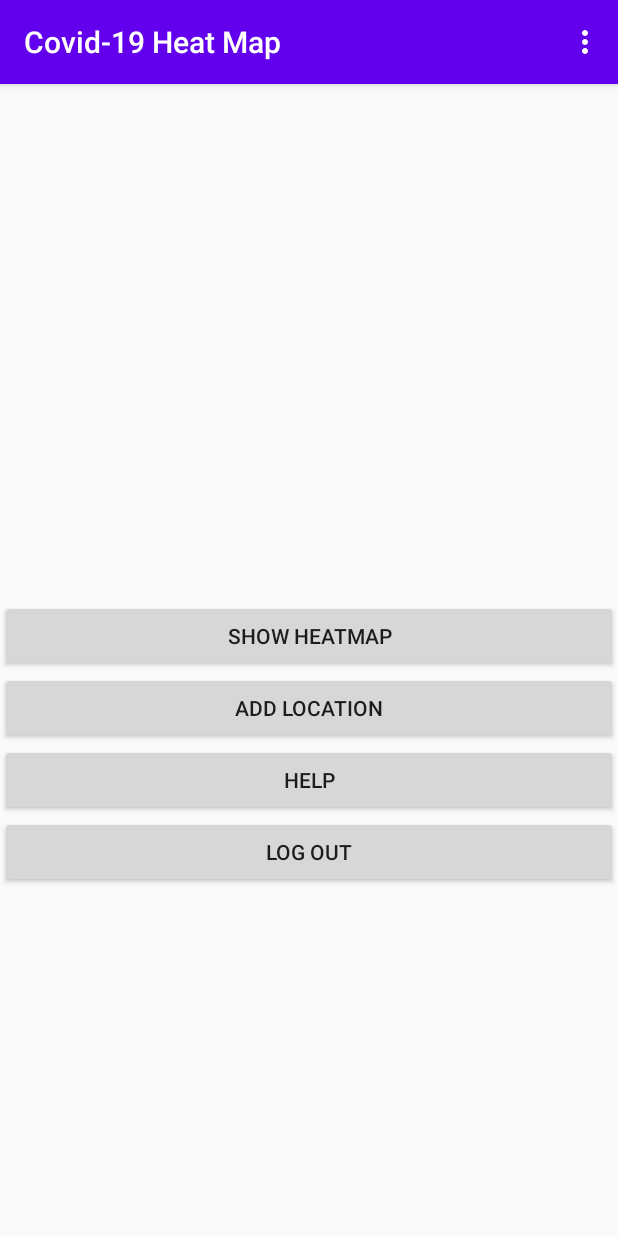
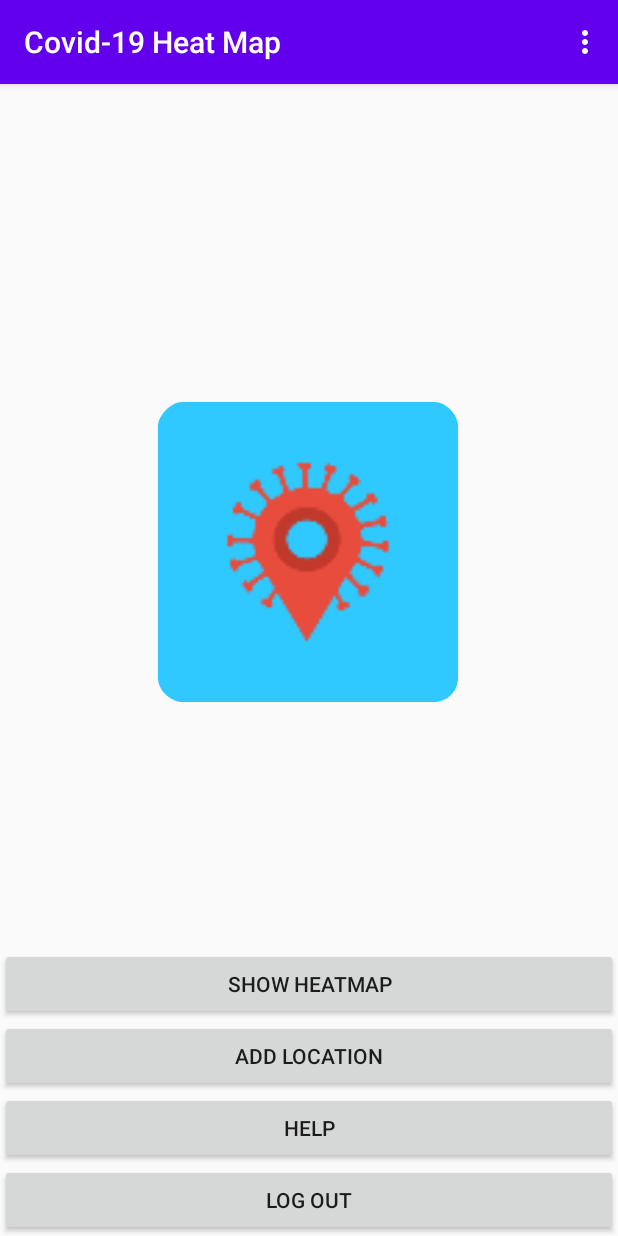
Before and after one commit to maniahania/mobilki, an Android app: the screen it shows after launch once a user with an empty profile is signed in (MainActivity), on a phone screen of 412 x 824 dp. Run offline under Robolectric (Android 15) with nearby library versions, the phone set to English and light mode, and no system bars; our stand-ins replace Firebase (no records; nobody signed in at launch, a user with empty details on screens opened directly); 1 statement that could not run was skipped.

```diff
--- a/app/src/main/java/maniananana/chm/MainActivity.java
+++ b/app/src/main/java/maniananana/chm/MainActivity.java
@@ -3,12 +3,14 @@ package maniananana.chm;
 import android.Manifest;
 import android.content.Context;
 import android.content.Intent;
+import android.os.Build;
 import android.os.Bundle;
 import android.view.Menu;
 import android.view.MenuItem;
 import android.view.View;
 import android.widget.Button;
 
+import androidx.annotation.RequiresApi;
 import androidx.appcompat.app.AppCompatActivity;
 import androidx.appcompat.widget.Toolbar;
 import androidx.core.app.ActivityCompat;
@@ -18,6 +20,8 @@ import com.google.firebase.auth.FirebaseAuth;
 import com.google.firebase.firestore.DocumentReference;
 import com.google.firebase.firestore.DocumentSnapshot;
 import com.google.firebase.firestore.FirebaseFirestore;
+
+import java.util.Objects;
 
 import maniananana.chm.addLocation.AddLocationActivity;
 import maniananana.chm.locationPoint.LocationPointRepository;
@@ -31,6 +35,7 @@ public class MainActivity extends AppCompatActivity {
     Button showHeatMapBtn, addLocBtn, helpBtn, logOutBtn, updateDbBtn;
     LocationPointRepository lpr = Storage.getLocationPointRepository();
 
+    @RequiresApi(api = Build.VERSION_CODES.KITKAT)
     @Override
     protected void onCreate(Bundle savedInstanceState) {
         super.onCreate(savedInstanceState);
@@ -45,7 +50,7 @@ public class MainActivity extends AppCompatActivity {
         helpBtn = findViewById(R.id.helpBtn);
         logOutBtn = findViewById(R.id.logOutBtn);
         updateDbBtn = findViewById(R.id.updateDbBtn);
-        checkIfAdmin(fAuth.getCurrentUser().getUid());
+        checkIfAdmin(Objects.requireNonNull(fAuth.getCurrentUser()).getUid());
         lpr.loadDataFromFirebase(getApplicationContext());
 
         showHeatMapBtn.setOnClickListener(new View.OnClickListener() {
--- a/app/src/main/res/layout/content_main.xml
+++ b/app/src/main/res/layout/content_main.xml
@@ -1,6 +1,7 @@
 <?xml version="1.0" encoding="utf-8"?>
 <androidx.constraintlayout.widget.ConstraintLayout xmlns:android="http://schemas.android.com/apk/res/android"
     xmlns:app="http://schemas.android.com/apk/res-auto"
+    xmlns:tools="http://schemas.android.com/tools"
     android:layout_width="match_parent"
     android:layout_height="match_parent"
     app:layout_behavior="@string/appbar_scrolling_view_behavior">
@@ -9,14 +10,11 @@
         android:id="@+id/showHeatMapBtn"
         android:layout_width="0dp"
         android:layout_height="wrap_content"
-        android:layout_marginTop="40dp"
         android:text="@string/show_heatmap"
         app:layout_constraintBottom_toTopOf="@+id/addLocBtn"
         app:layout_constraintEnd_toEndOf="parent"
-        app:layout_constraintHorizontal_bias="0.0"
-        app:layout_constraintStart_toStartOf="parent"
-        app:layout_constraintTop_toBottomOf="@+id/updateDbBtn"
-        app:layout_constraintVertical_bias="1.0" />
+        app:layout_constraintHorizontal_bias="1.0"
+        app:layout_constraintStart_toStartOf="parent" />
 
     <Button
         android:id="@+id/addLocBtn"
@@ -25,7 +23,7 @@
         android:text="@string/add_location"
         app:layout_constraintBottom_toTopOf="@+id/helpBtn"
         app:layout_constraintEnd_toEndOf="parent"
-        app:layout_constraintHorizontal_bias="1.0"
+        app:layout_constraintHorizontal_bias="0.0"
         app:layout_constraintStart_toStartOf="parent" />
 
     <Button
@@ -42,7 +40,6 @@
         android:id="@+id/logOutBtn"
         android:layout_width="0dp"
         android:layout_height="wrap_content"
-        android:layout_marginBottom="232dp"
         android:text="@string/log_out"
         app:layout_constraintBottom_toBottomOf="parent"
         app:layout_constraintEnd_toEndOf="parent"
@@ -53,11 +50,22 @@
         android:id="@+id/updateDbBtn"
         android:layout_width="0dp"
         android:layout_height="wrap_content"
-        android:layout_marginTop="132dp"
         android:text="@string/delete_outdated_points"
         android:visibility="invisible"
         app:layout_constraintEnd_toEndOf="parent"
         app:layout_constraintHorizontal_bias="0.0"
         app:layout_constraintStart_toStartOf="parent"
         app:layout_constraintTop_toTopOf="parent" />
+
+    <ImageView
+        android:id="@+id/mainMenuLogoView"
+        android:layout_width="200dp"
+        android:layout_height="200dp"
+        android:contentDescription="@string/main_menu_logo"
+        app:layout_constraintBottom_toTopOf="@+id/showHeatMapBtn"
+        app:layout_constraintEnd_toEndOf="parent"
+        app:layout_constraintHorizontal_bias="0.496"
+        app:layout_constraintStart_toStartOf="parent"
+        app:layout_constraintTop_toBottomOf="@+id/updateDbBtn"
+        app:srcCompat="@mipmap/ic_launcher_round" />
 </androidx.constraintlayout.widget.ConstraintLayout>
--- a/app/src/main/res/values/strings.xml
+++ b/app/src/main/res/values/strings.xml
@@ -36,4 +36,5 @@
     <string name="show_heatmap">SHOW HEATMAP</string>
     <string name="show_users_heatmap">SHOW USERS\' HEATMAP</string>
     <string name="delete_outdated_points">DELETE OUTDATED POINTS</string>
+    <string name="main_menu_logo">Main menu logo</string>
 </resources>
```
Also changed, not shown: app/src/main/java/maniananana/chm/HeatmapActivity.java (+11 -8 lines).
